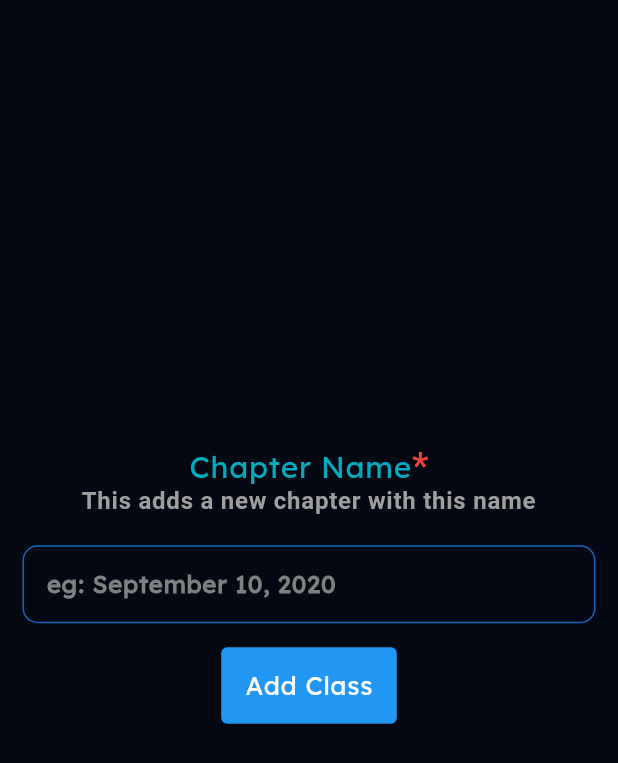
After one commit to Rishi-k-s/step, a Flutter app: the AddChapterName screen opened directly, on a phone screen of 412 x 824 dp. The commit adds this screen. Shown: the top 763 px of the screen. Run offline on Flutter 3.47's test engine with Material 2 defaults, Android fonts, the phone set to English and light mode, and no system bars; our stand-ins replace cloud_firestore, device_info, dropdown_search, firebase_auth, firebase_core, flutter_form_builder and 6 more; missing offline and left inert: floating_action_bubble, googleapis; accounts and stored records are empty; Roboto replaces fonts that are missing (Raleway); statements that could not run were skipped.

Commit message:
Activities Updated 1

```diff
--- /dev/null
+++ b/lib/models/activities_Models.dart
@@ -0,0 +1,34 @@
+import 'package:flutter/material.dart';
+
+class ActivitiesInfo {
+  final String chapterName;
+  var chapterUid;
+  final String fullClassName;
+  final String currentClassOnly;
+  final String schoolUid;
+
+  ActivitiesInfo({
+    @required this.chapterName,
+    @required this.chapterUid,
+    @required this.fullClassName,
+    @required this.currentClassOnly,
+    @required this.schoolUid,
+  });
+
+  ActivitiesInfo.fromMap(Map snapshot)
+      : chapterName = snapshot['chapterName'] ?? '',
+        chapterUid = snapshot['chapterUid'] ?? '',
+        schoolUid = snapshot['schoolUid'] ?? '',
+        fullClassName = snapshot['fullClassName'],
+        currentClassOnly = snapshot['currentClassOnly'];
+
+  toJson() {
+    return {
+      'chapterName': chapterName,
+      'chapterUid': chapterUid,
+      'fullClassName': fullClassName,
+      'schoolUid': schoolUid,
+      'currentClassOnly': currentClassOnly,
+    };
+  }
+}
--- /dev/null
+++ b/lib/services/activities_Services/activities_client.dart
@@ -0,0 +1,3 @@
+import 'package:flutter/material.dart';
+
+class ActivitiesClient {}
--- /dev/null
+++ b/lib/services/activities_Services/activities_firestore.dart
@@ -0,0 +1,25 @@
+import 'package:cloud_firestore/cloud_firestore.dart';
+import 'package:firebase_auth/firebase_auth.dart';
+import 'package:flutter/material.dart';
+import 'package:step/models/activities_Models.dart';
+
+class ActivitiesHelper {
+  final String uid;
+  ActivitiesHelper({this.uid});
+
+  static FirebaseAuth auth = FirebaseAuth.instance;
+  static FirebaseFirestore _database = FirebaseFirestore.instance;
+  static CollectionReference activitiesCollection = FirebaseFirestore.instance.collection('activities');
+
+  Future<void> addChapterToFirebase(
+    ActivitiesInfo activitiesInfo,
+  ) async {
+    final DocumentReference documentReference = activitiesCollection.doc("${activitiesInfo.schoolUid}");
+    DocumentReference documentReferencer =
+        documentReference.collection("${activitiesInfo.currentClassOnly}").doc('${activitiesInfo.chapterUid}'); // Here the UID should be replaced
+    Map<String, dynamic> data = activitiesInfo.toJson();
+    print('DATA:\n$data');
+
+    return await documentReferencer.set(data).whenComplete(() => print('Chapter added to the database, id: {${activitiesInfo.chapterUid}}'));
+  }
+}
--- /dev/null
+++ b/lib/teacher/add_activities_for_students/add_Chapter_Name.dart
@@ -0,0 +1,190 @@
+import 'package:flutter/material.dart';
+import 'package:googleapis/admob/v1.dart';
+import 'package:step/models/activities_Models.dart';
+import 'package:step/services/activities_Services/activities_firestore.dart';
+import 'package:step/services/database.dart';
+import 'package:step/shared/decoration_formatting.dart';
+import 'package:step/shared/textstyle.dart';
+import 'package:step/teacher/add_activities_for_students/create_chapter_screen.dart';
+import 'package:flutter/services.dart';
+import 'dart:math';
+
+class AddChapterName extends StatefulWidget {
+  @override
+  _AddChapterNameState createState() => _AddChapterNameState();
+}
+
+class _AddChapterNameState extends State<AddChapterName> {
+  final _formKey = GlobalKey<FormState>();
+
+  ActivitiesHelper activitiesHelper = ActivitiesHelper();
+
+  String chapterName;
+  String fullClassName = "10 A";
+  String currentClassOnly = "10";
+  String schoolUid;
+
+  // String uniqueKeyString;
+  // var uniqueKey = UniqueKey();
+  //get school details from datbase
+  String platformVersionUid = 'Unknown';
+  String schoolNameFromDatabase;
+  String schoolUidFromDatabase;
+
+  DateTime date = DateTime.now();
+  TimeOfDay time = TimeOfDay.now();
+
+  Future<void> getSchool() async {
+    String schoolNameFromFirestore = await UserHelper.getSchoolNameForTeacher();
+    String schoolUidFromFirestore = await UserHelper.getSchoolUidForTeacher();
+    setState(() {
+      schoolNameFromDatabase = schoolNameFromFirestore;
+      schoolUidFromDatabase = schoolUidFromFirestore;
+    });
+  }
+
+  @override
+  void initState() {
+    WidgetsBinding.instance.addPostFrameCallback((timeStamp) {
+      getSchool();
+    });
+    // TODO: implement initState
+    super.initState();
+  }
+
+  @override
+  Widget build(BuildContext context) {
+    return Scaffold(
+      backgroundColor: Color(0xff040812),
+      body: SingleChildScrollView(
+        physics: BouncingScrollPhysics(),
+        child: SafeArea(
+          child: Padding(
+            padding: const EdgeInsets.all(15.0),
+            child: Center(
+              heightFactor: 4.0,
+              child: Form(
+                key: _formKey,
+                child: Column(
+                  mainAxisAlignment: MainAxisAlignment.center,
+                  crossAxisAlignment: CrossAxisAlignment.center,
+                  children: [
+                    RichText(
+                        text: TextSpan(
+                      text: 'Chapter Name',
+                      style: teacherRichTextStyle,
+                      children: theRedStarAboveName,
+                    )),
+                    Text(
+                      'This adds a new chapter with this name',
+                      textAlign: TextAlign.center,
+                      style: TextStyle(
+                        color: Colors.grey,
+                        fontFamily: 'Raleway',
+                        fontSize: 16,
+                        fontWeight: FontWeight.bold,
+                        letterSpacing: 0.5,
+                      ),
+                    ),
+                    SizedBox(height: 20.0),
+                    TextFormField(
+                      cursorColor: Colors.blue[800],
+                      textCapitalization: TextCapitalization.characters,
+                      validator: (value) => value == null ? 'Required' : null,
+                      onChanged: (changedValue) {
+                        setState(() {
+                          chapterName = changedValue;
+                        });
+                      },
+                      readOnly: false,
+                      style: TextStyle(
+                        color: Colors.white,
+                        fontWeight: FontWeight.bold,
+                        letterSpacing: 0.5,
+                      ),
+                      decoration: new InputDecoration(
+                        disabledBorder: inputDisabaledWithEnabledBorderDecoration,
+                        enabledBorder: inputDisabaledWithEnabledBorderDecoration,
+                        focusedBorder: inputFocusedBorderDecoration,
+                        errorBorder: inputErrorBorderDecoration,
+                        border: OutlineInputBorder(
+                          borderRadius: BorderRadius.all(Radius.circular(10.0)),
+                        ),
+                        contentPadding: EdgeInsets.only(
+                          left: 16,
+                          bottom: 16,
+                          top: 16,
+                          right: 16,
+                        ),
+                        hintText: 'eg: September 10, 2020',
+                        hintStyle: TextStyle(
+                          color: Colors.grey.withOpacity(0.8),
+                          fontWeight: FontWeight.bold,
+                          letterSpacing: 0.5,
+                        ),
+                        errorStyle: TextStyle(
+                          fontSize: 12,
+                          color: Colors.redAccent,
+                        ),
+                      ),
+                    ),
+                    SizedBox(height: 16),
+                    Container(
+                      child: ElevatedButton(
+                        style: ButtonStyle(
+                          foregroundColor: MaterialStateProperty.all<Color>(Colors.blue[600]),
+                        ),
+                        onPressed: () async {
+                          if (_formKey.currentState.validate()) {
+                            int timeAsString = DateTime(
+                              date.year,
+                              date.month,
+                              date.day,
+                              time.hour,
+                              time.minute,
+                            ).millisecondsSinceEpoch;
+
+                            setState(() {
+                              print('the chapter name is $chapterName');
+                              print("uid is $timeAsString");
+
+                              // uniqueKey = uniqueKeyString as UniqueKey;
+                            });
+
+                            ActivitiesInfo activitiesInfo = ActivitiesInfo(
+                              chapterName: chapterName,
+                              chapterUid: timeAsString,
+                              fullClassName: fullClassName,
+                              currentClassOnly: currentClassOnly,
+                              schoolUid: schoolUidFromDatabase,
+                            );
+                            await activitiesHelper
+                                .addChapterToFirebase(activitiesInfo)
+                                .whenComplete(() => Navigator.push(
+                                      context,
+                                      MaterialPageRoute(builder: (context) => CreateChapterByTeachers()),
+                                    ))
+                                .catchError(
+                                  (e) => print(e),
+                                );
+                          }
+                        },
+                        child: Padding(
+                          padding: EdgeInsets.only(top: 15.0, bottom: 15.0),
+                          child: Text(
+                            'Add Class',
+                            style: commontextstylewhite,
+                          ),
+                        ),
+                      ),
+                    )
+                  ],
+                ),
+              ),
+            ),
+          ),
+        ),
+      ),
+    );
+  }
+}
--- a/lib/teacher/add_activities_for_students/add_activities_by_teacher.dart
+++ b/lib/teacher/add_activities_for_students/add_activities_by_teacher.dart
@@ -5,7 +5,9 @@ import 'package:flutter_form_builder/flutter_form_builder.dart';
 import 'package:step/services/database.dart';
 import 'package:step/shared/loading.dart';
 import 'package:step/shared/textstyle.dart';
+import 'package:step/teacher/add_activities_for_students/add_Chapter_Name.dart';
 import 'package:step/teacher/add_activities_for_students/create_chapter_screen.dart';
+import 'package:youtube_player_flutter/youtube_player_flutter.dart';
 
 class AddActivitesForStudents extends StatefulWidget {
   @override
@@ -221,7 +223,7 @@ class _AddActivitesForStudentsState extends State<AddActivitesForStudents> with
                 _animationController.reverse();
                 Navigator.push(
                   context,
-                  MaterialPageRoute(builder: (context) => CreateChapterByTeachers()),
+                  MaterialPageRoute(builder: (context) => AddChapterName()),
                 );
               },
             ),
--- a/lib/teacher/add_activities_for_students/create_chapter_screen.dart
+++ b/lib/teacher/add_activities_for_students/create_chapter_screen.dart
@@ -1,6 +1,7 @@
 import 'package:floating_action_bubble/floating_action_bubble.dart';
 import 'package:flutter/material.dart';
 import 'package:step/shared/textstyle.dart';
+import 'package:step/teacher/add_activities_for_students/add_activities_buttons/add_text.dart';
 
 class CreateChapterByTeachers extends StatefulWidget {
   @override
@@ -71,7 +72,7 @@ class _CreateChapterByTeachersState extends State<CreateChapterByTeachers> with
                 _animationController.reverse();
                 Navigator.push(
                   context,
-                  MaterialPageRoute(builder: (context) => CreateChapterByTeachers()),
+                  MaterialPageRoute(builder: (context) => AddTextCard()),
                 );
               },
             ),
--- a/pubspec.yaml
+++ b/pubspec.yaml
@@ -39,6 +39,8 @@ dependencies:
   flutter_form_builder: ^6.0.1
   dropdown_search: ^0.6.3
   floating_action_bubble: ^1.1.2
+  youtube_player_flutter: ^8.0.0
+  flushbar: ^1.10.4
 
   # The following adds the Cupertino Icons font to your application.
   # Use with the CupertinoIcons class for iOS style icons.
```
Also changed, not shown: lib/teacher/add_activities_for_students/add_activities_buttons/add_text.dart (added, +98 -0 lines), pubspec.lock.
